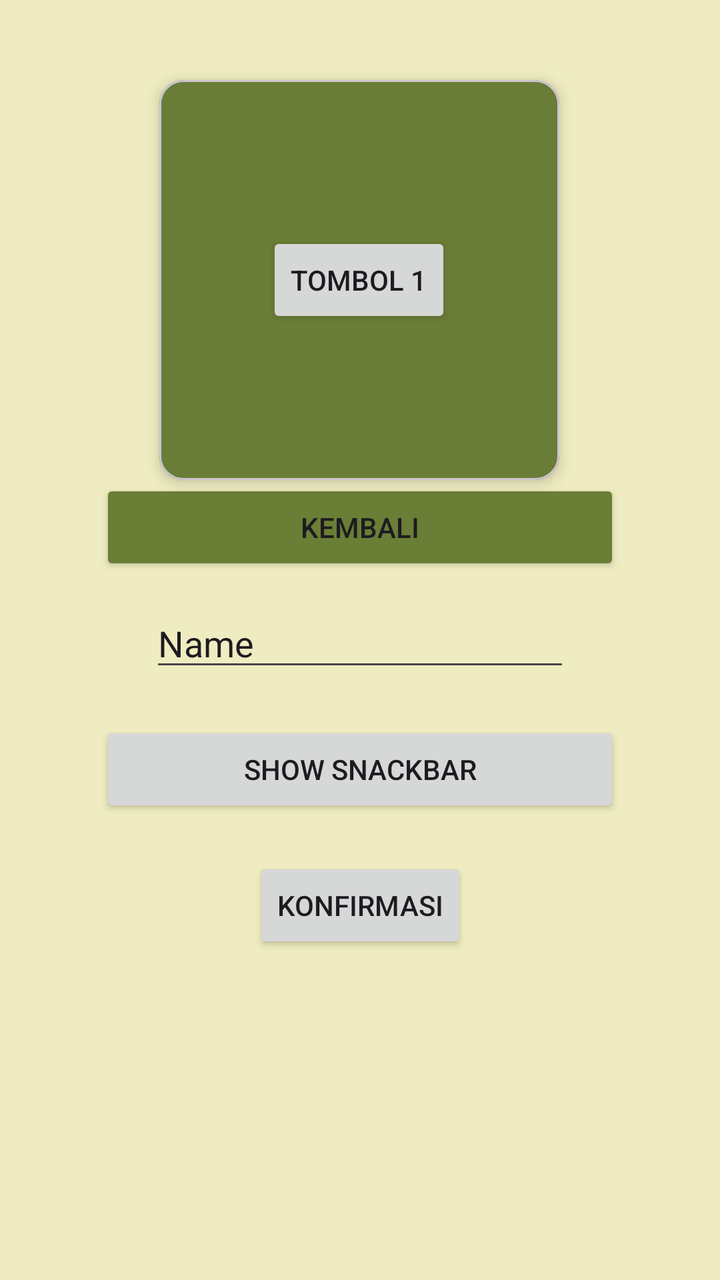
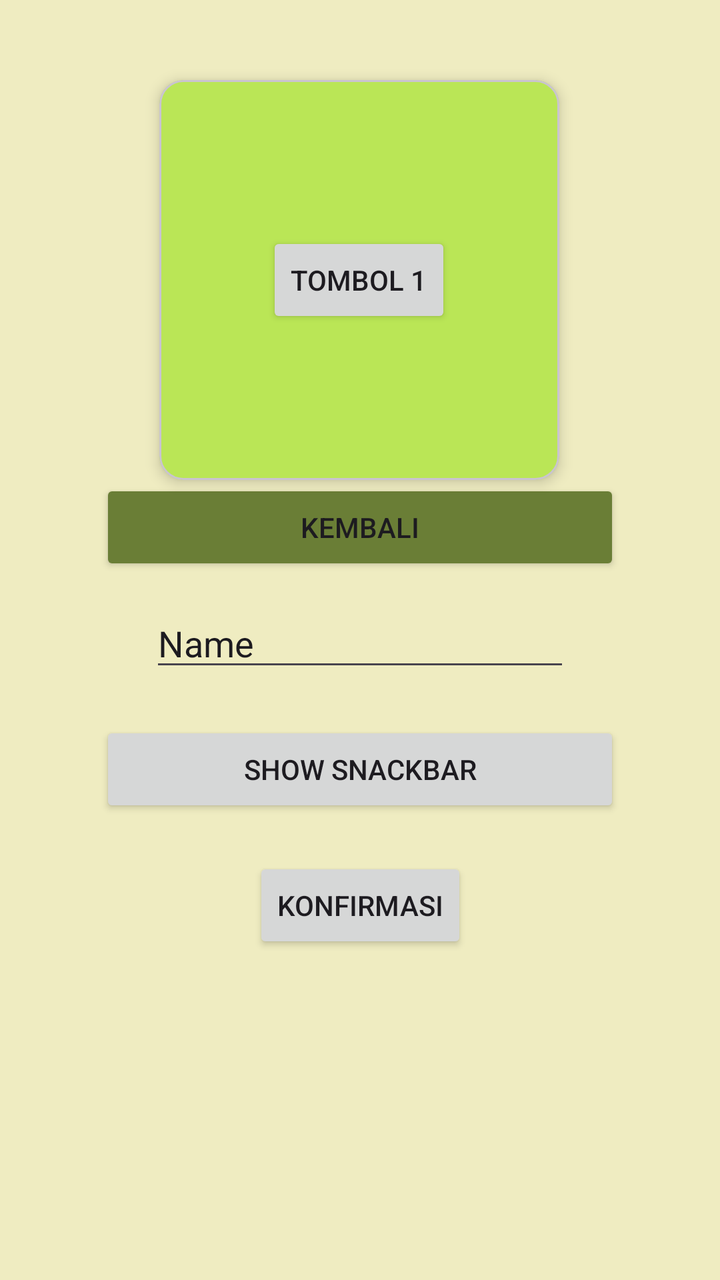

Two renders of the same Android screen: before a commit and after it. Below are the layout's source before the change and the commit's diff.
<!-- AndroidManifest.xml: application theme Theme.Mars_nayna -->
<!-- res/layout/activity_fourth.xml -->
<?xml version="1.0" encoding="utf-8"?>
<androidx.constraintlayout.widget.ConstraintLayout xmlns:android="http://schemas.android.com/apk/res/android"
    xmlns:app="http://schemas.android.com/apk/res-auto"
    xmlns:tools="http://schemas.android.com/tools"
    android:id="@+id/main"
    android:layout_width="match_parent"
    android:layout_height="match_parent"
    android:background="#EFECC1"
    tools:context=".Pertemuan_4.FourthActivity">

    <Button
        android:id="@+id/btnKembali"
        android:layout_width="match_parent"
        android:layout_height="wrap_content"
        android:layout_marginHorizontal="50dp"
        android:backgroundTint="#6A7E36"
        android:text="Kembali"
        app:layout_constraintBottom_toBottomOf="parent"
        app:layout_constraintEnd_toEndOf="parent"
        app:layout_constraintStart_toStartOf="parent"
        app:layout_constraintTop_toTopOf="parent"
        app:layout_constraintVertical_bias="0.405" />

    <EditText
        android:id="@+id/Tujuan"
        android:layout_width="wrap_content"
        android:layout_height="wrap_content"
        android:ems="10"
        android:inputType="text"
        android:text="Name"
        app:layout_constraintBottom_toBottomOf="parent"
        app:layout_constraintEnd_toEndOf="parent"
        app:layout_constraintStart_toStartOf="parent"
        app:layout_constraintTop_toTopOf="parent" />

    <Button
        android:id="@+id/btnShowSnackbar"
        android:layout_width="match_parent"
        android:layout_height="wrap_content"
        android:layout_marginHorizontal="50dp"
        android:text="Show SnackBar"
        app:layout_constraintEnd_toEndOf="parent"
        app:layout_constraintStart_toStartOf="parent"
        app:layout_constraintTop_toBottomOf="@id/Tujuan"
        android:layout_marginTop="20dp" />

    <Button
        android:id="@+id/btnShowAlertDialog"
        android:layout_width="wrap_content"
        android:layout_height="wrap_content"
        android:text="Konfirmasi"
        app:layout_constraintEnd_toEndOf="parent"
        app:layout_constraintStart_toStartOf="parent"
        app:layout_constraintTop_toBottomOf="@id/btnShowSnackbar"
        android:layout_marginTop="20dp" />

    <com.google.android.material.card.MaterialCardView
        android:layout_width="200dp"
        android:layout_height="200dp"
        android:layout_marginTop="40dp"
        android:backgroundTint="#697D36"
        app:cardCornerRadius="12dp"
        app:cardElevation="4dp"
        app:layout_constraintEnd_toEndOf="parent"
        app:layout_constraintHorizontal_bias="0.497"
        app:layout_constraintStart_toStartOf="parent"
        app:layout_constraintTop_toTopOf="parent">


        <Button
            android:id="@+id/btn1"
            android:layout_width="wrap_content"
            android:layout_height="wrap_content"
            android:layout_gravity="center"
            android:text="Tombol 1" />

    </com.google.android.material.card.MaterialCardView>

</androidx.constraintlayout.widget.ConstraintLayout>
<!-- resources referenced by this layout -->
<resources>
  <style name="Theme.Mars_nayna" parent="Base.Theme.Mars_nayna" />
  <style name="Base.Theme.Mars_nayna" parent="Theme.Material3.DayNight.NoActionBar">
          
          
      </style>
</resources>

<!-- the commit's change to res/layout/activity_fourth.xml (unified diff, before → after) -->
@@ -58,7 +58,7 @@
         android:layout_width="200dp"
         android:layout_height="200dp"
         android:layout_marginTop="40dp"
-        android:backgroundTint="#697D36"
+        android:backgroundTint="#BAE656"
         app:cardCornerRadius="12dp"
         app:cardElevation="4dp"
         app:layout_constraintEnd_toEndOf="parent"
